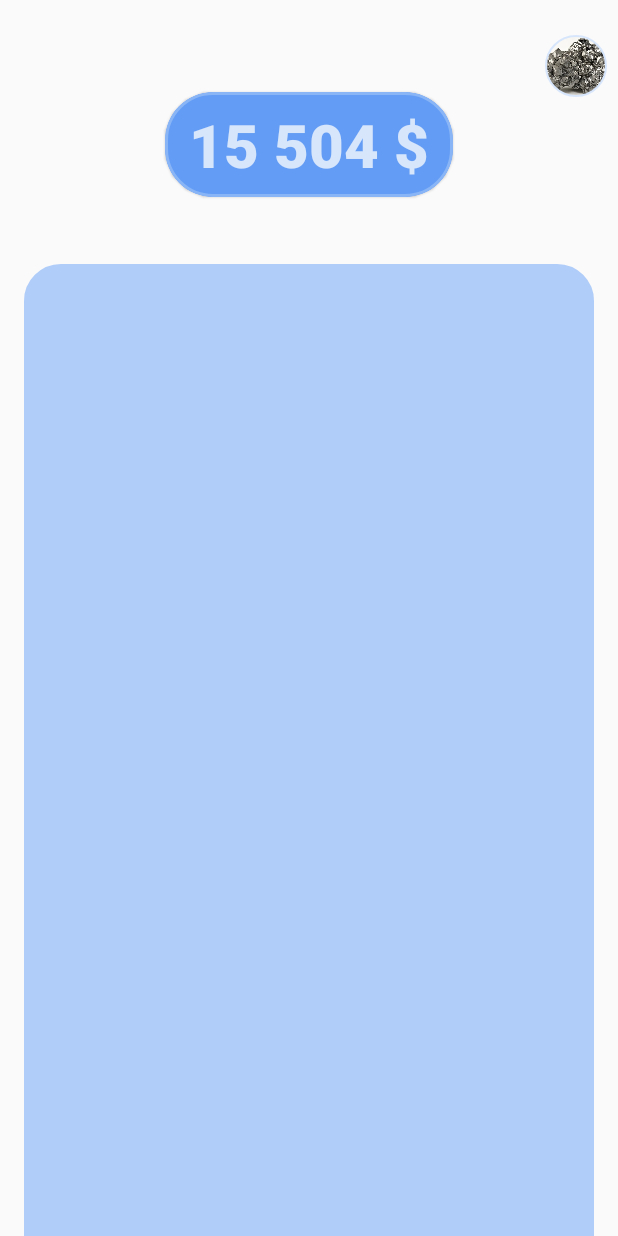
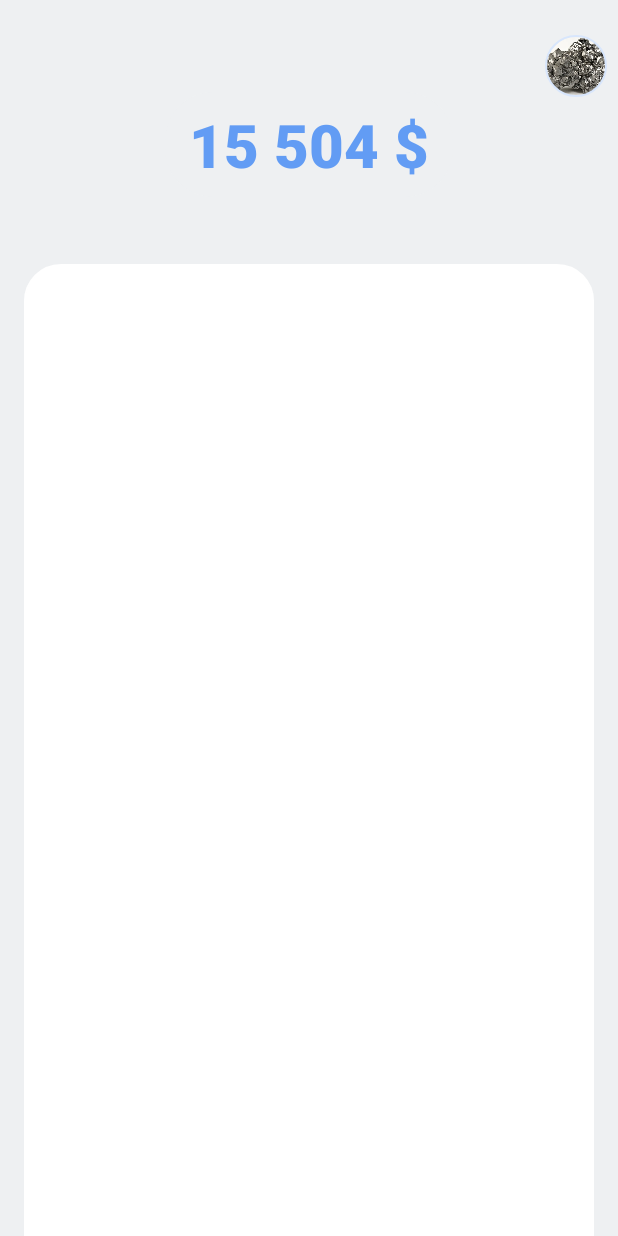
Before and after one commit to alekseyonanov/Invest, an Android app: the layout fragment_stock.xml on its own in the app's theme, with its tools: preview values and no code run, on a phone screen of 412 x 824 dp. Run offline under Robolectric (Android 15) with nearby library versions, the light colour scheme and no system bars; Roboto replaces fonts that are not available here.

Commit message:
Stock design fix

```diff
--- a/app/src/main/java/ru/grokkers/invest/ui/fragment/stockfragment/main/StockFragment.kt
+++ b/app/src/main/java/ru/grokkers/invest/ui/fragment/stockfragment/main/StockFragment.kt
@@ -1,5 +1,7 @@
 package ru.grokkers.invest.ui.fragment.stockfragment.main
 
+import android.icu.text.DecimalFormat
+import android.icu.text.NumberFormat
 import android.os.Bundle
 import android.view.LayoutInflater
 import android.view.View
@@ -56,11 +58,16 @@ class StockFragment : BaseFragment() {
     }
 
     private fun setMoney(money: Int) {
-        binding.profit.text = "$money $"
+        val formatter: NumberFormat = DecimalFormat("#,###")
+        binding.profit.text = fetchCurrency(money, formatter)
     }
 
-    private fun openDialog(stock: Stock){
-        DialogFragment().show(parentFragmentManager,"ssa")
+    private fun fetchCurrency(value: Int, formatter: NumberFormat): String {
+        return "${formatter.format(value)}.00 ₽"
+    }
+
+    private fun openDialog(stock: Stock) {
+        DialogFragment().show(parentFragmentManager, "ssa")
     }
 
     private val offsetChangedListener =
--- a/app/src/main/res/drawable/store_underlayer.xml
+++ b/app/src/main/res/drawable/store_underlayer.xml
@@ -1,9 +1,9 @@
 <?xml version="1.0" encoding="utf-8"?>
     <shape xmlns:android="http://schemas.android.com/apk/res/android">
-        <solid android:color="@color/blue30"/>
+        <solid android:color="@color/white"/>
 
         <stroke android:width="1dp"
-            android:color="@color/blue30"
+            android:color="@color/white"
             />
 
         <padding android:left="1dp"
--- a/app/src/main/res/layout/fragment_stock.xml
+++ b/app/src/main/res/layout/fragment_stock.xml
@@ -4,13 +4,13 @@
     xmlns:tools="http://schemas.android.com/tools"
     android:layout_width="match_parent"
     android:layout_height="match_parent"
-    android:background="?android:colorBackground">
+    android:background="@color/reply_blue_50">
 
     <com.google.android.material.appbar.AppBarLayout
         android:id="@+id/appbar"
         android:layout_width="match_parent"
         android:layout_height="192dp"
-        android:background="?android:colorBackground"
+        android:background="@color/reply_blue_50"
         app:elevation="0dp">
 
         <androidx.constraintlayout.motion.widget.MotionLayout
@@ -22,30 +22,28 @@
             app:layout_behavior="@string/appbar_scrolling_view_behavior"
             app:layout_scrollFlags="scroll|exitUntilCollapsed">
 
-
             <com.google.android.material.card.MaterialCardView
                 android:id="@+id/materialCardView"
                 android:layout_width="wrap_content"
                 android:layout_height="wrap_content"
-                app:cardBackgroundColor="@color/blue50"
+                app:cardBackgroundColor="@color/reply_blue_50"
                 app:cardCornerRadius="32dp"
                 app:contentPaddingBottom="8dp"
+                app:cardElevation="0dp"
                 app:contentPaddingLeft="16dp"
                 app:contentPaddingRight="16dp"
                 app:contentPaddingTop="8dp"
                 app:layout_constraintBottom_toBottomOf="parent"
                 app:layout_constraintEnd_toEndOf="parent"
                 app:layout_constraintStart_toStartOf="parent"
-                app:layout_constraintTop_toTopOf="parent"
-                app:strokeColor="@color/blue40"
-                app:strokeWidth="2dp">
+                app:layout_constraintTop_toTopOf="parent">
 
                 <com.google.android.material.textview.MaterialTextView
                     android:id="@+id/profit"
                     style="@style/Large_Title_1"
                     android:layout_width="wrap_content"
                     android:layout_height="wrap_content"
-                    android:textColor="@color/blue20"
+                    android:textColor="@color/blue50"
                     tools:text="15 504 $" />
 
             </com.google.android.material.card.MaterialCardView>
@@ -69,8 +67,6 @@
         </androidx.constraintlayout.motion.widget.MotionLayout>
 
     </com.google.android.material.appbar.AppBarLayout>
-
-
 
     <androidx.core.widget.NestedScrollView
         android:layout_width="match_parent"
```
